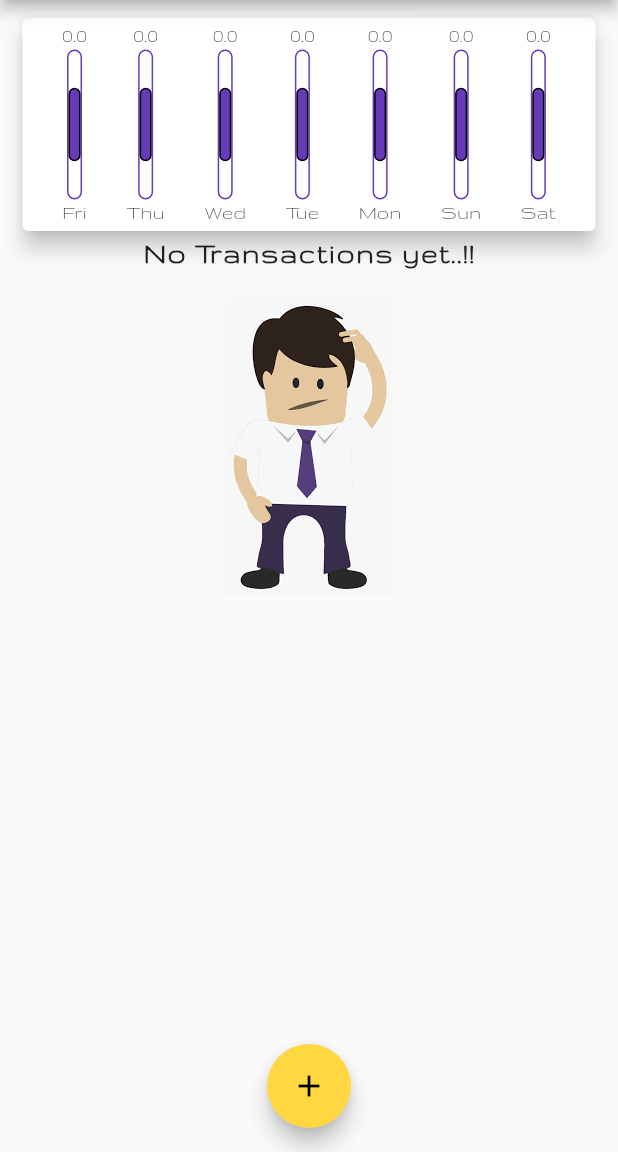
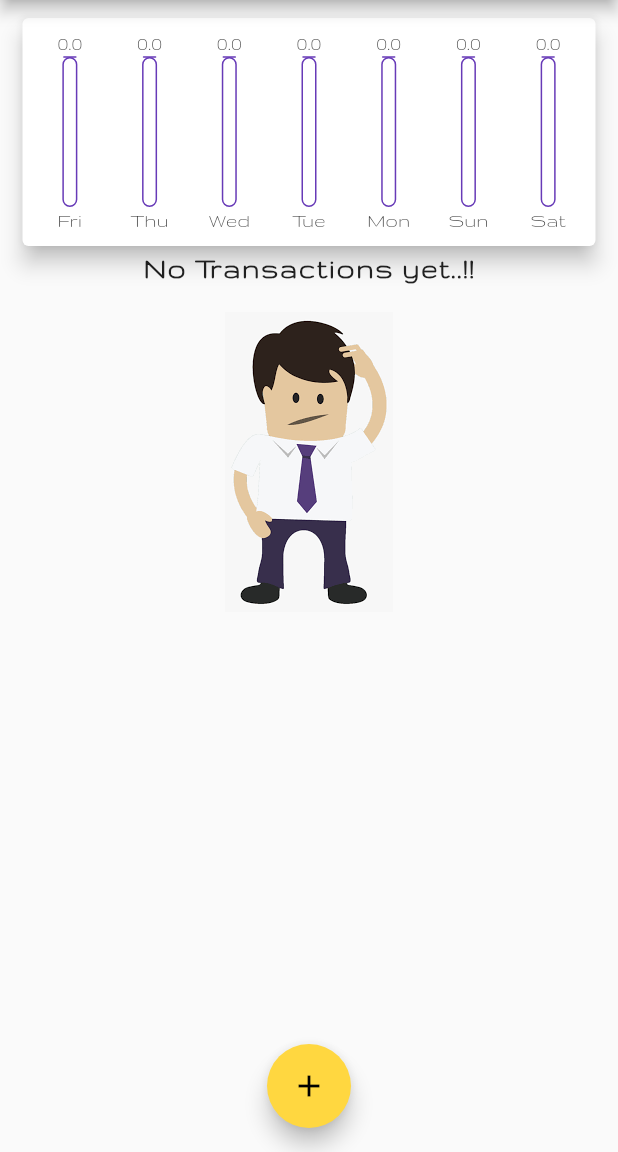
Before and after one commit to ziyadonji/Inout-expense-app, a Flutter app: the screen it shows after launch, on a phone screen of 412 x 824 dp, the part 84-1236 px from its top. Run offline on Flutter 3.47's test engine with Material 2 defaults, Android fonts, the phone set to English and light mode, and no system bars.

Commit message:
chart completed

```diff
--- a/lib/main.dart
+++ b/lib/main.dart
@@ -92,6 +92,7 @@ class _HomeState extends State<Home> {
      }).toList();
 
    }
+
   @override
   Widget build(BuildContext context) {
     return Scaffold(
--- a/lib/widgets/chart.dart
+++ b/lib/widgets/chart.dart
@@ -28,21 +28,38 @@ class Chart extends StatelessWidget {
     });
   }
 
+  double get totalSum{
+    double totalSum=0;
+    for (var i in groupedTransactionValue){
+     totalSum+= i.amount;
+
+    }
+
+    return totalSum;
+  }
+
   @override
   Widget build(BuildContext context) {
     print(groupedTransactionValue);
     return Card(
       margin: EdgeInsets.fromLTRB(15, 12, 15, 5),
       elevation: 6,
+      child: Container(
+        padding: EdgeInsets.all(5),
         child: Row(mainAxisAlignment: MainAxisAlignment.spaceEvenly,
           children: [
           ...groupedTransactionValue.map((e) {
             return
-          ChartBar(amountPcntTotal:.5 ,label: e.day,totalAmountSpent: double.parse(e.amount.toString()));
+            Flexible(
+              fit: FlexFit.tight,
+                        child: ChartBar(amountPcntTotal:
+               (totalSum==0)?0.0001:double.parse(e.amount.toString())/ totalSum,label: e.day,totalAmountSpent: double.parse(e.amount.toString())),
+            );
 
 
           })
         ]),
+      ),
     );
   }
 }
--- a/lib/widgets/chart_bar.dart
+++ b/lib/widgets/chart_bar.dart
@@ -12,9 +12,11 @@ class ChartBar extends StatelessWidget {
     return Column(
       children: <Widget>[
         SizedBox(height: 5),
-        Text(totalAmountSpent.toString()),
+         FittedBox(child: Text(totalAmountSpent.toString())),
         SizedBox(height: 2),
-        Stack(
+        Container(
+          height: 100,
+          child: Stack(
             children: <Widget>[
               Container(
                 width: 10,
@@ -26,7 +28,9 @@ class ChartBar extends StatelessWidget {
 
                 ),
                 height: 100,
-              child: FractionallySizedBox(
+
+              ),
+               FractionallySizedBox(
                 heightFactor: amountPcntTotal,
                 child: Container(
                   width: 10,
@@ -36,9 +40,9 @@ class ChartBar extends StatelessWidget {
                       border: Border.all()),
                 ),
               ),
-            ),
 
             ],
+          ),
         ),
         SizedBox(height: 2),
         Text(label),
--- a/lib/widgets/transaction_list.dart
+++ b/lib/widgets/transaction_list.dart
@@ -38,6 +38,7 @@ class TransactionList extends StatelessWidget {
                     width: 2,
                   ),
                 ),
+                child: FittedBox(
                                   child: Text(
                     '${_transaction[index].cost.toStringAsFixed(0)} Rs',
                     textAlign: TextAlign.center,
@@ -45,6 +46,7 @@ class TransactionList extends StatelessWidget {
                       color: Theme.of(context).primaryColor,
                       fontSize: 20,
                       fontWeight: FontWeight.bold,
+                    ),
                   ),
                 ),
               ),
```
Lines whose indentation alone changed are shown as unchanged.
